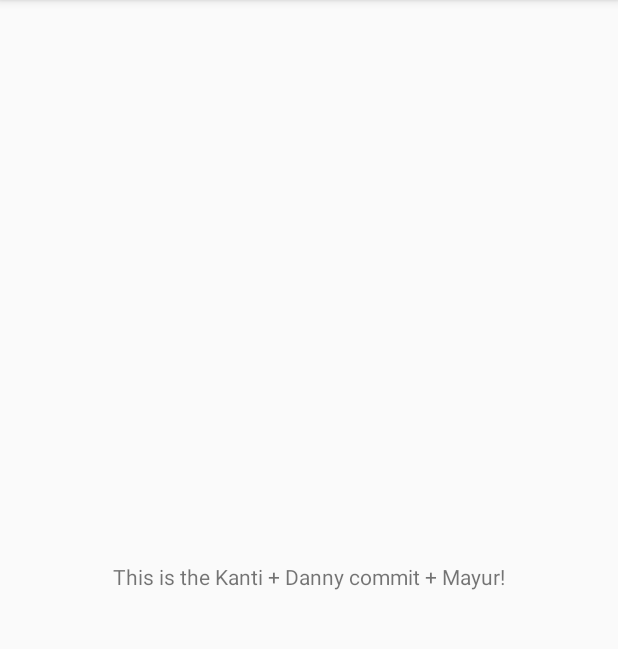
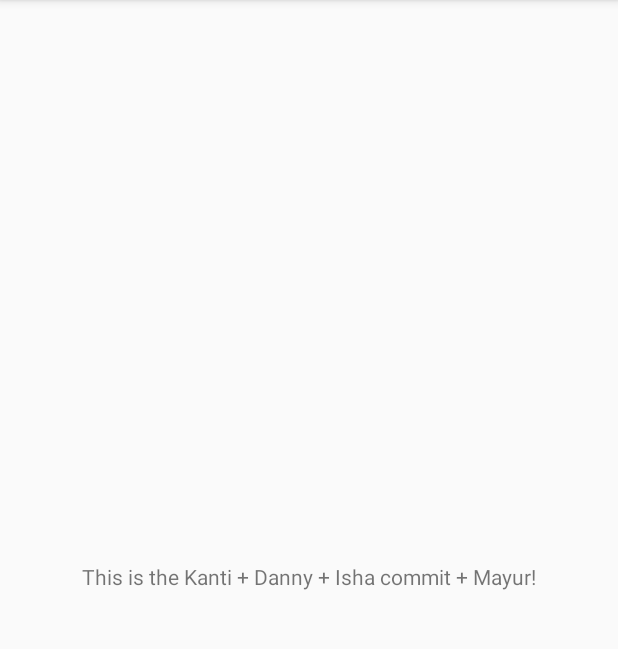
Before and after one commit to cmpe220/EAGER, an Android app: the screen it shows after launch (MainActivity), on a phone screen of 412 x 824 dp, the part 84-733 px from its top. Run offline under Robolectric (Android 15) with nearby library versions, the phone set to English and light mode, and no system bars.

Commit message:
Isha's Commit

```diff
--- a/app/src/main/java/com/example/therangersolid/eager/MainActivity.java
+++ b/app/src/main/java/com/example/therangersolid/eager/MainActivity.java
@@ -11,7 +11,7 @@ public class MainActivity extends AppCompatActivity {
         super.onCreate(savedInstanceState);
         setContentView(R.layout.activity_main);
         TextView tv = (TextView) findViewById(R.id.hello);
-        tv.setText("This is the Kanti + Danny commit + Mayur!");
+        tv.setText("This is the Kanti + Danny + Isha commit + Mayur!");
 
     }
 }
```
